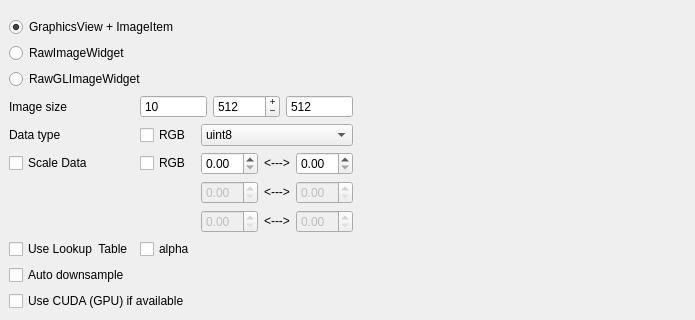
First picture: the form in examples/VideoTemplate.ui, repository pyqtgraph/pyqtgraph, before the edit; both pictures show x 0 to 695 and y 478 to 798 of the 695 by 798 pixel window.
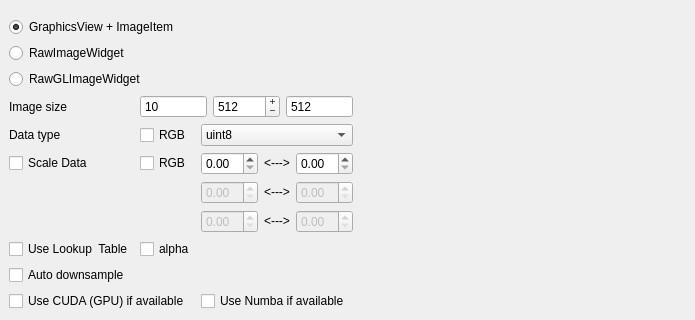
Second picture: the form after the edit. Custom widgets are drawn as their Qt base class.

Commit message: VideoSpeedTest.py : Add numba checkbox

```diff
--- a/examples/VideoTemplate.ui
+++ b/examples/VideoTemplate.ui
@@ -22,6 +22,13 @@
       </property>
      </widget>
     </item>
+    <item row="9" column="2" colspan="2">
+     <widget class="QCheckBox" name="numbaCheck">
+      <property name="text">
+       <string>Use Numba if available</string>
+      </property>
+     </widget>
+    </item>
     <item row="8" column="0" colspan="2">
      <widget class="QCheckBox" name="downsampleCheck">
       <property name="text">
```
The commit also changes 5 other files.
